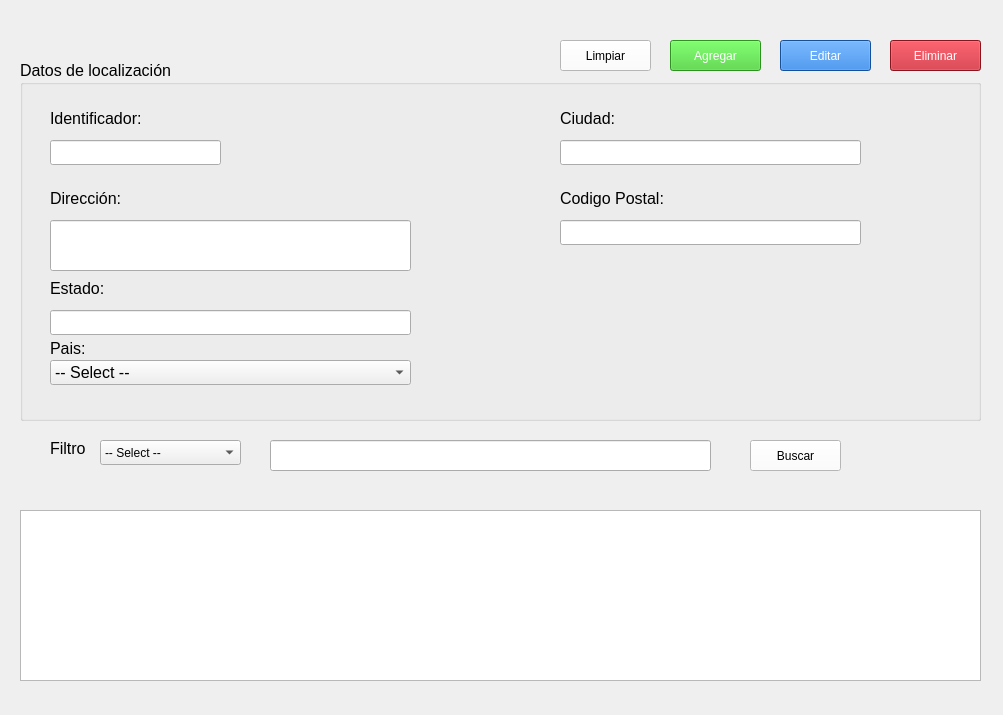
This is vistas/Frmlocalizacion.ui in G-Mann00/HR_Seguridad as Qt 5 draws it before an edit. The edited form follows.
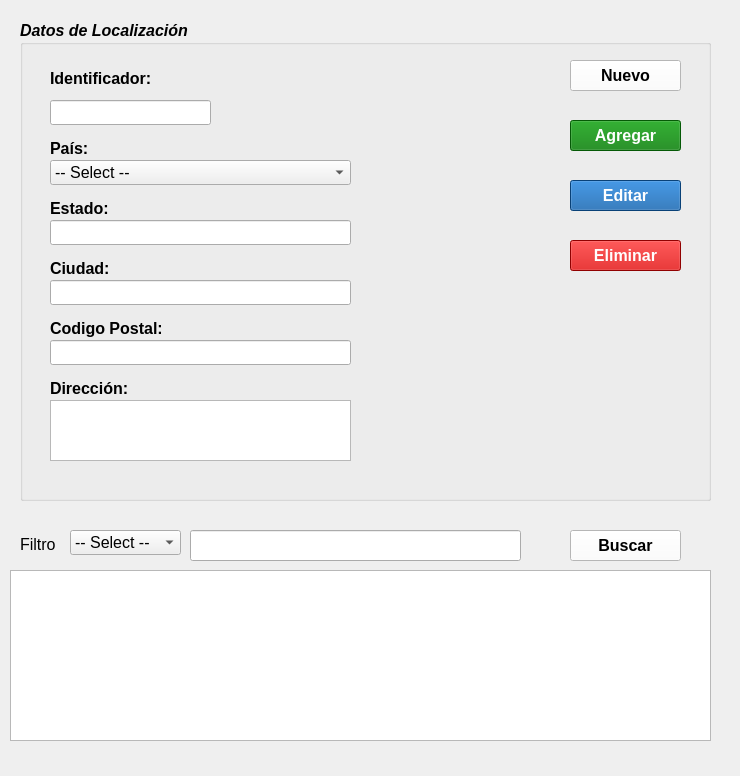
This is the edited form. Icons and pictures are not drawn.

Commit message: se modifican los siguientes frmLocalizacion(ui),frmPais(ui),frmRegion(ui) y sus respectivos archvivos .py

```diff
--- a/vistas/Frmlocalizacion.ui
+++ b/vistas/Frmlocalizacion.ui
@@ -6,10 +6,16 @@
    <rect>
     <x>0</x>
     <y>0</y>
-    <width>1003</width>
-    <height>715</height>
+    <width>740</width>
+    <height>776</height>
    </rect>
   </property>
+  <property name="minimumSize">
+   <size>
+    <width>740</width>
+    <height>776</height>
+   </size>
+  </property>
   <property name="windowTitle">
    <string>Gestión de localización</string>
   </property>
@@ -17,60 +23,48 @@
    <property name="geometry">
     <rect>
      <x>20</x>
-     <y>60</y>
-     <width>961</width>
-     <height>361</height>
+     <y>20</y>
+     <width>691</width>
+     <height>481</height>
     </rect>
    </property>
    <property name="font">
     <font>
      <pointsize>12</pointsize>
+     <weight>75</weight>
+     <italic>true</italic>
+     <bold>true</bold>
     </font>
    </property>
    <property name="title">
-    <string>Datos de localización    </string>
+    <string>Datos de Localización    </string>
    </property>
    <widget class="QLabel" name="lb_identificador">
     <property name="geometry">
      <rect>
       <x>30</x>
       <y>50</y>
-      <width>101</width>
+      <width>121</width>
       <height>16</height>
      </rect>
     </property>
     <property name="font">
      <font>
       <pointsize>12</pointsize>
+      <weight>75</weight>
+      <italic>false</italic>
+      <bold>true</bold>
      </font>
     </property>
     <property name="text">
      <string>Identificador:</string>
     </property>
    </widget>
-   <widget class="QLabel" name="lbl_direccion">
-    <property name="geometry">
-     <rect>
-      <x>30</x>
-      <y>130</y>
-      <width>81</width>
-      <height>17</height>
-     </rect>
-    </property>
-    <property name="font">
-     <font>
-      <pointsize>12</pointsize>
-     </font>
-    </property>
-    <property name="text">
-     <string>Dirección:</string>
-    </property>
-   </widget>
    <widget class="QLabel" name="lbl_pais">
     <property name="geometry">
      <rect>
       <x>30</x>
-      <y>280</y>
+      <y>120</y>
       <width>111</width>
       <height>17</height>
      </rect>
@@ -78,10 +72,13 @@
     <property name="font">
      <font>
       <pointsize>12</pointsize>
+      <weight>75</weight>
+      <italic>false</italic>
+      <bold>true</bold>
      </font>
     </property>
     <property name="text">
-     <string>Pais:</string>
+     <string>País:</string>
     </property>
    </widget>
    <widget class="QLineEdit" name="le_identificador">
@@ -89,33 +86,39 @@
      <rect>
       <x>30</x>
       <y>80</y>
-      <width>171</width>
+      <width>161</width>
       <height>25</height>
      </rect>
     </property>
+    <property name="font">
+     <font>
+      <pointsize>12</pointsize>
+      <weight>50</weight>
+      <italic>false</italic>
+      <bold>false</bold>
+     </font>
+    </property>
     <property name="readOnly">
      <bool>true</bool>
     </property>
    </widget>
-   <widget class="QLineEdit" name="le_direccion">
-    <property name="geometry">
-     <rect>
-      <x>30</x>
-      <y>160</y>
-      <width>361</width>
-      <height>51</height>
-     </rect>
-    </property>
-   </widget>
    <widget class="QComboBox" name="cmb_pais">
     <property name="geometry">
      <rect>
       <x>30</x>
-      <y>300</y>
-      <width>361</width>
+      <y>140</y>
+      <width>301</width>
       <height>25</height>
      </rect>
     </property>
+    <property name="font">
+     <font>
+      <pointsize>12</pointsize>
+      <weight>50</weight>
+      <italic>false</italic>
+      <bold>false</bold>
+     </font>
+    </property>
     <property name="toolTip">
      <string>&lt;html&gt;&lt;head/&gt;&lt;body&gt;&lt;p&gt;Select&lt;/p&gt;&lt;p&gt;&lt;br/&gt;&lt;/p&gt;&lt;/body&gt;&lt;/html&gt;</string>
     </property>
@@ -125,39 +128,29 @@
      </property>
     </item>
    </widget>
-   <widget class="QLabel" name="lbl_estado">
-    <property name="geometry">
-     <rect>
-      <x>30</x>
-      <y>220</y>
-      <width>81</width>
-      <height>17</height>
-     </rect>
-    </property>
-    <property name="font">
-     <font>
-      <pointsize>12</pointsize>
-     </font>
-    </property>
-    <property name="text">
-     <string>Estado:</string>
-    </property>
-   </widget>
    <widget class="QLineEdit" name="le_estado">
     <property name="geometry">
      <rect>
       <x>30</x>
-      <y>250</y>
-      <width>361</width>
+      <y>200</y>
+      <width>301</width>
       <height>25</height>
      </rect>
     </property>
+    <property name="font">
+     <font>
+      <pointsize>12</pointsize>
+      <weight>50</weight>
+      <italic>false</italic>
+      <bold>false</bold>
+     </font>
+    </property>
    </widget>
    <widget class="QLabel" name="lbl_ciudad">
     <property name="geometry">
      <rect>
-      <x>540</x>
-      <y>50</y>
+      <x>30</x>
+      <y>240</y>
       <width>81</width>
       <height>17</height>
      </rect>
@@ -165,6 +158,9 @@
     <property name="font">
      <font>
       <pointsize>12</pointsize>
+      <weight>75</weight>
+      <italic>false</italic>
+      <bold>true</bold>
      </font>
     </property>
     <property name="text">
@@ -174,18 +170,26 @@
    <widget class="QLineEdit" name="le_ciudad">
     <property name="geometry">
      <rect>
-      <x>540</x>
-      <y>80</y>
+      <x>30</x>
+      <y>260</y>
       <width>301</width>
       <height>25</height>
      </rect>
     </property>
+    <property name="font">
+     <font>
+      <pointsize>12</pointsize>
+      <weight>50</weight>
+      <italic>false</italic>
+      <bold>false</bold>
+     </font>
+    </property>
    </widget>
    <widget class="QLabel" name="lbl_codigoPostal">
     <property name="geometry">
      <rect>
-      <x>540</x>
-      <y>130</y>
+      <x>30</x>
+      <y>300</y>
       <width>111</width>
       <height>17</height>
      </rect>
@@ -193,6 +197,9 @@
     <property name="font">
      <font>
       <pointsize>12</pointsize>
+      <weight>75</weight>
+      <italic>false</italic>
+      <bold>true</bold>
      </font>
     </property>
     <property name="text">
@@ -202,126 +209,252 @@
    <widget class="QLineEdit" name="le_codigoPostal">
     <property name="geometry">
      <rect>
-      <x>540</x>
-      <y>160</y>
+      <x>30</x>
+      <y>320</y>
       <width>301</width>
       <height>25</height>
      </rect>
     </property>
+    <property name="font">
+     <font>
+      <pointsize>12</pointsize>
+      <weight>50</weight>
+      <italic>false</italic>
+      <bold>false</bold>
+     </font>
+    </property>
    </widget>
-  </widget>
-  <widget class="QLineEdit" name="le_buscar">
-   <property name="geometry">
-    <rect>
-     <x>270</x>
-     <y>440</y>
-     <width>441</width>
-     <height>31</height>
-    </rect>
-   </property>
-  </widget>
-  <widget class="QPushButton" name="btn_buscar">
-   <property name="geometry">
-    <rect>
-     <x>750</x>
-     <y>440</y>
-     <width>91</width>
-     <height>31</height>
-    </rect>
-   </property>
-   <property name="styleSheet">
-    <string notr="true">color: Black;
-background-color: rgb(255, 255, 255)</string>
-   </property>
-   <property name="text">
-    <string>Buscar</string>
-   </property>
+   <widget class="QLabel" name="lbl_direccion_2">
+    <property name="geometry">
+     <rect>
+      <x>30</x>
+      <y>360</y>
+      <width>81</width>
+      <height>17</height>
+     </rect>
+    </property>
+    <property name="font">
+     <font>
+      <pointsize>12</pointsize>
+      <weight>75</weight>
+      <italic>false</italic>
+      <bold>true</bold>
+     </font>
+    </property>
+    <property name="text">
+     <string>Dirección:</string>
+    </property>
+   </widget>
+   <widget class="QLabel" name="lbl_estado_2">
+    <property name="geometry">
+     <rect>
+      <x>30</x>
+      <y>180</y>
+      <width>81</width>
+      <height>17</height>
+     </rect>
+    </property>
+    <property name="font">
+     <font>
+      <pointsize>12</pointsize>
+      <weight>75</weight>
+      <italic>false</italic>
+      <bold>true</bold>
+     </font>
+    </property>
+    <property name="text">
+     <string>Estado:</string>
+    </property>
+   </widget>
+   <widget class="QPushButton" name="btn_agregar">
+    <property name="geometry">
+     <rect>
+      <x>550</x>
+      <y>100</y>
+      <width>111</width>
+      <height>31</height>
+     </rect>
+    </property>
+    <property name="font">
+     <font>
+      <pointsize>12</pointsize>
+      <weight>75</weight>
+      <italic>false</italic>
+      <bold>true</bold>
+     </font>
+    </property>
+    <property name="toolTip">
+     <string>&lt;html&gt;&lt;head/&gt;&lt;body&gt;&lt;p&gt;&lt;span style=&quot; font-weight:400;&quot;&gt;Crea un nuevo registro&lt;/span&gt;&lt;/p&gt;&lt;/body&gt;&lt;/html&gt;</string>
+    </property>
+    <property name="styleSheet">
+     <string notr="true">color: White;
+background-color:rgb(7,125,8)</string>
+    </property>
+    <property name="text">
+     <string>Agregar</string>
+    </property>
+    <property name="icon">
+     <iconset resource="../recursos/iconosBotones.qrc">
+      <normaloff>:/iconosCrud/add40.png</normaloff>:/iconosCrud/add40.png</iconset>
+    </property>
+    <property name="iconSize">
+     <size>
+      <width>20</width>
+      <height>20</height>
+     </size>
+    </property>
+   </widget>
+   <widget class="QPushButton" name="btn_eliminar">
+    <property name="geometry">
+     <rect>
+      <x>550</x>
+      <y>220</y>
+      <width>111</width>
+      <height>31</height>
+     </rect>
+    </property>
+    <property name="font">
+     <font>
+      <pointsize>12</pointsize>
+      <weight>75</weight>
+      <italic>false</italic>
+      <bold>true</bold>
+     </font>
+    </property>
+    <property name="toolTip">
+     <string>&lt;html&gt;&lt;head/&gt;&lt;body&gt;&lt;p&gt;&lt;span style=&quot; font-weight:400;&quot;&gt;Elimina un registro&lt;/span&gt;&lt;/p&gt;&lt;/body&gt;&lt;/html&gt;</string>
+    </property>
+    <property name="styleSheet">
+     <string notr="true">color: White;
+background-color: rgb(201,0,0)</string>
+    </property>
+    <property name="text">
+     <string>Eliminar</string>
+    </property>
+    <property name="icon">
+     <iconset resource="../recursos/iconosBotones.qrc">
+      <normaloff>:/iconosCrud/delete40.png</normaloff>:/iconosCrud/delete40.png</iconset>
+    </property>
+    <property name="iconSize">
+     <size>
+      <width>20</width>
+      <height>20</height>
+     </size>
+    </property>
+   </widget>
+   <widget class="QPushButton" name="btn_editar">
+    <property name="geometry">
+     <rect>
+      <x>550</x>
+      <y>160</y>
+      <width>111</width>
+      <height>31</height>
+     </rect>
+    </property>
+    <property name="font">
+     <font>
+      <pointsize>12</pointsize>
+      <weight>75</weight>
+      <italic>false</italic>
+      <bold>true</bold>
+     </font>
+    </property>
+    <property name="toolTip">
+     <string>&lt;html&gt;&lt;head/&gt;&lt;body&gt;&lt;p&gt;&lt;span style=&quot; font-weight:400;&quot;&gt;Edita un registro ya existente&lt;/span&gt;&lt;/p&gt;&lt;/body&gt;&lt;/html&gt;</string>
+    </property>
+    <property name="styleSheet">
+     <string notr="true">color: White;
+background-color: rgb(12,91,166)</string>
+    </property>
+    <property name="text">
+     <string>Editar</string>
+    </property>
+    <property name="icon">
+     <iconset resource="../recursos/iconosBotones.qrc">
+      <normaloff>:/iconosCrud/edit40.png</normaloff>:/iconosCrud/edit40.png</iconset>
+    </property>
+    <property name="iconSize">
+     <size>
+      <width>20</width>
+      <height>20</height>
+     </size>
+    </property>
+   </widget>
+   <widget class="QPushButton" name="btn_limpiar">
+    <property name="geometry">
+     <rect>
+      <x>550</x>
+      <y>40</y>
+      <width>111</width>
+      <height>31</height>
+     </rect>
+    </property>
+    <property name="font">
+     <font>
+      <pointsize>12</pointsize>
+      <weight>75</weight>
+      <italic>false</italic>
+      <bold>true</bold>
+     </font>
+    </property>
+    <property name="toolTip">
+     <string>&lt;html&gt;&lt;head/&gt;&lt;body&gt;&lt;p&gt;&lt;span style=&quot; font-weight:400;&quot;&gt;Limpia los campos del formulario&lt;/span&gt;&lt;/p&gt;&lt;/body&gt;&lt;/html&gt;</string>
+    </property>
+    <property name="styleSheet">
+     <string notr="true">color: Black;
+background-color:white
+</string>
+    </property>
+    <property name="text">
+     <string>Nuevo</string>
+    </property>
+    <property name="icon">
+     <iconset resource="../recursos/iconosBotones.qrc">
+      <normaloff>:/iconosCrud/clean40.png</normaloff>:/iconosCrud/clean40.png</iconset>
+    </property>
+    <property name="iconSize">
+     <size>
+      <width>20</width>
+      <height>20</height>
+     </size>
+    </property>
+   </widget>
+   <widget class="QTextEdit" name="textEdit">
+    <property name="geometry">
+     <rect>
+      <x>30</x>
+      <y>380</y>
+      <width>301</width>
+      <height>61</height>
+     </rect>
+    </property>
+    <property name="font">
+     <font>
+      <pointsize>12</pointsize>
+      <weight>50</weight>
+      <italic>false</italic>
+      <bold>false</bold>
+     </font>
+    </property>
+   </widget>
   </widget>
   <widget class="QTableView" name="tbv_registrosLocalizacion">
    <property name="geometry">
     <rect>
-     <x>20</x>
-     <y>510</y>
-     <width>961</width>
+     <x>10</x>
+     <y>570</y>
+     <width>701</width>
      <height>171</height>
     </rect>
    </property>
   </widget>
-  <widget class="QPushButton" name="btn_agregar">
-   <property name="geometry">
-    <rect>
-     <x>670</x>
-     <y>40</y>
-     <width>91</width>
-     <height>31</height>
-    </rect>
-   </property>
-   <property name="styleSheet">
-    <string notr="true">color: White;
-background-color:rgb(62, 206, 43)</string>
-   </property>
-   <property name="text">
-    <string>Agregar</string>
-   </property>
-  </widget>
-  <widget class="QPushButton" name="btn_editar">
-   <property name="geometry">
-    <rect>
-     <x>780</x>
-     <y>40</y>
-     <width>91</width>
-     <height>31</height>
-    </rect>
-   </property>
-   <property name="styleSheet">
-    <string notr="true">color: White;
-background-color: rgb(28, 113, 216)</string>
-   </property>
-   <property name="text">
-    <string>Editar</string>
-   </property>
-  </widget>
-  <widget class="QPushButton" name="btn_eliminar">
-   <property name="geometry">
-    <rect>
-     <x>890</x>
-     <y>40</y>
-     <width>91</width>
-     <height>31</height>
-    </rect>
-   </property>
-   <property name="styleSheet">
-    <string notr="true">color: White;
-background-color: rgb(192, 28, 40)</string>
-   </property>
-   <property name="text">
-    <string>Eliminar</string>
-   </property>
-  </widget>
-  <widget class="QPushButton" name="btn_limpiar">
-   <property name="geometry">
-    <rect>
-     <x>560</x>
-     <y>40</y>
-     <width>91</width>
-     <height>31</height>
-    </rect>
-   </property>
-   <property name="styleSheet">
-    <string notr="true">color: Black;
-background-color:rgb(255, 255, 255)</string>
-   </property>
-   <property name="text">
-    <string>Limpiar</string>
-   </property>
-  </widget>
   <widget class="QLabel" name="lbl_filtro">
    <property name="geometry">
     <rect>
-     <x>50</x>
-     <y>440</y>
-     <width>51</width>
-     <height>17</height>
+     <x>20</x>
+     <y>535</y>
+     <width>40</width>
+     <height>19</height>
     </rect>
    </property>
    <property name="font">
@@ -336,12 +469,17 @@
   <widget class="QComboBox" name="comboBox_2">
    <property name="geometry">
     <rect>
-     <x>100</x>
-     <y>440</y>
-     <width>141</width>
+     <x>70</x>
+     <y>530</y>
+     <width>111</width>
      <height>25</height>
     </rect>
    </property>
+   <property name="font">
+    <font>
+     <pointsize>12</pointsize>
+    </font>
+   </property>
    <property name="toolTip">
     <string>&lt;html&gt;&lt;head/&gt;&lt;body&gt;&lt;p&gt;Select&lt;/p&gt;&lt;p&gt;&lt;br/&gt;&lt;/p&gt;&lt;/body&gt;&lt;/html&gt;</string>
    </property>
@@ -351,6 +489,55 @@
     </property>
    </item>
   </widget>
+  <widget class="QLineEdit" name="le_buscar">
+   <property name="geometry">
+    <rect>
+     <x>190</x>
+     <y>530</y>
+     <width>331</width>
+     <height>31</height>
+    </rect>
+   </property>
+   <property name="font">
+    <font>
+     <pointsize>12</pointsize>
+    </font>
+   </property>
+  </widget>
+  <widget class="QPushButton" name="btn_buscar">
+   <property name="geometry">
+    <rect>
+     <x>570</x>
+     <y>530</y>
+     <width>111</width>
+     <height>31</height>
+    </rect>
+   </property>
+   <property name="font">
+    <font>
+     <pointsize>12</pointsize>
+     <weight>75</weight>
+     <bold>true</bold>
+    </font>
+   </property>
+   <property name="styleSheet">
+    <string notr="true">color: Black;
+background-color: rgb(255, 255, 255)</string>
+   </property>
+   <property name="text">
+    <string>Buscar</string>
+   </property>
+   <property name="icon">
+    <iconset resource="../recursos/iconosBotones.qrc">
+     <normaloff>:/iconosCrud/search40.png</normaloff>:/iconosCrud/search40.png</iconset>
+   </property>
+   <property name="iconSize">
+    <size>
+     <width>20</width>
+     <height>20</height>
+    </size>
+   </property>
+  </widget>
  </widget>
  <resources/>
  <connections/>
```
Left out of the diff: 22 changed lines with no effect on the pictures. The commit also changes 5 other files.
